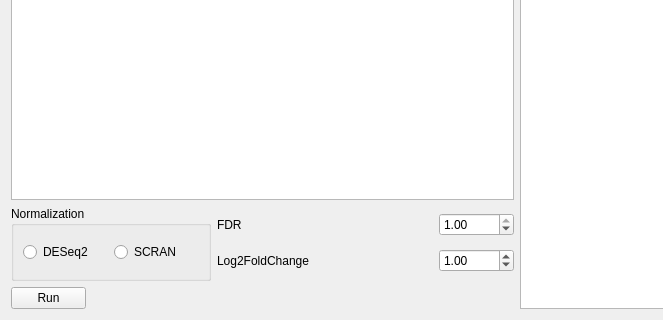
This is assets/ui/analysisDEA.ui in jfnavarro/st_viewer as Qt 5 draws it before an edit; both pictures show x 0 to 663 and y 474 to 794 of the 1034 by 794 pixel window. The edited form follows.
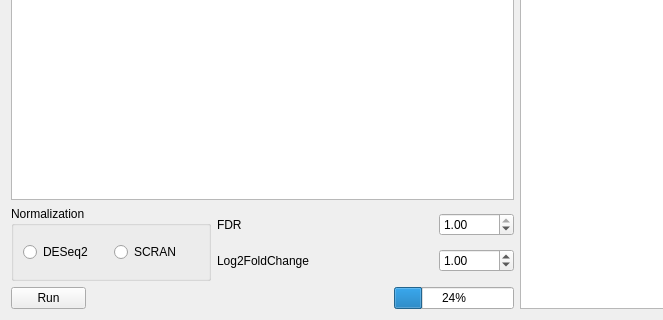
This is the edited form. Custom widgets are drawn as their Qt base class.

```diff
--- a/assets/ui/analysisDEA.ui
+++ b/assets/ui/analysisDEA.ui
@@ -16,7 +16,7 @@
   <property name="windowTitle">
    <string>Differential Expression Analysis</string>
   </property>
-  <layout class="QHBoxLayout" name="horizontalLayout_5">
+  <layout class="QHBoxLayout" name="horizontalLayout_6">
    <item>
     <layout class="QVBoxLayout" name="verticalLayout_2">
      <item>
@@ -174,6 +174,8 @@
       </layout>
      </item>
      <item>
+      <layout class="QHBoxLayout" name="horizontalLayout_5">
+       <item>
       <widget class="QPushButton" name="run">
        <property name="minimumSize">
         <size>
@@ -200,6 +202,43 @@
         <string>Run</string>
        </property>
       </widget>
+       </item>
+       <item>
+        <spacer name="horizontalSpacer_2">
+         <property name="orientation">
+          <enum>Qt::Horizontal</enum>
+         </property>
+         <property name="sizeHint" stdset="0">
+          <size>
+           <width>40</width>
+           <height>20</height>
+          </size>
+         </property>
+        </spacer>
+       </item>
+       <item>
+        <widget class="QProgressBar" name="progressBar">
+         <property name="minimumSize">
+          <size>
+           <width>120</width>
+           <height>0</height>
+          </size>
+         </property>
+         <property name="maximumSize">
+          <size>
+           <width>120</width>
+           <height>16777215</height>
+          </size>
+         </property>
+         <property name="value">
+          <number>24</number>
+         </property>
+         <property name="textVisible">
+          <bool>true</bool>
+         </property>
+        </widget>
+       </item>
+      </layout>
      </item>
     </layout>
    </item>
```
Lines whose indentation alone changed are shown as unchanged.
